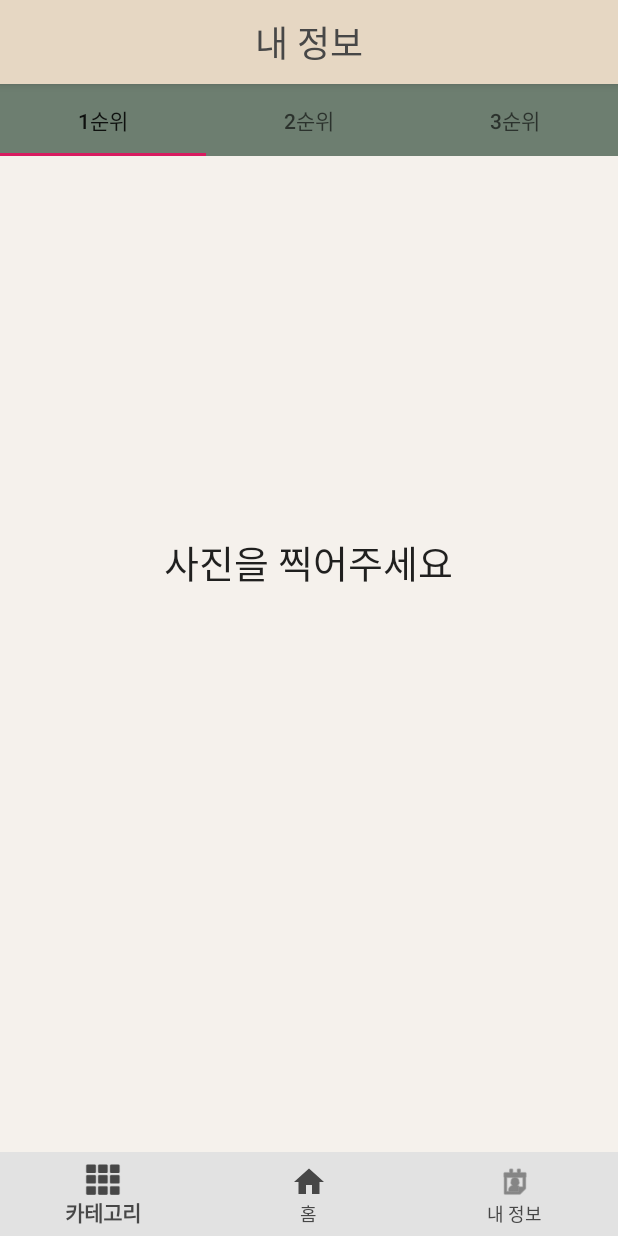
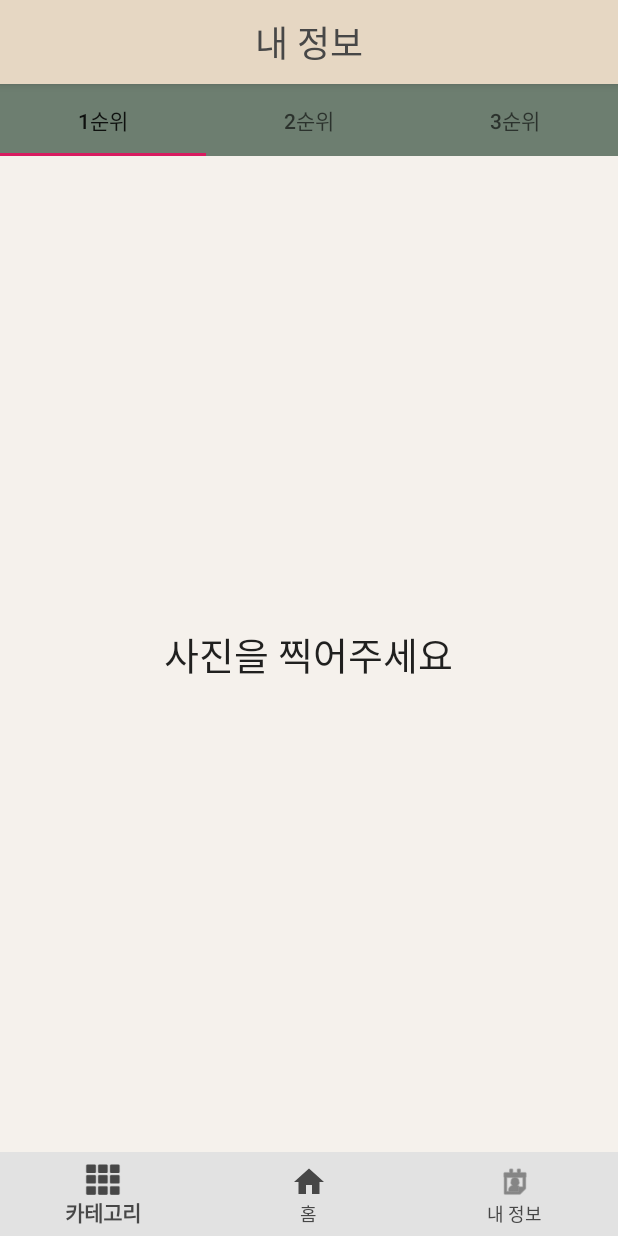
Before and after one commit to wnehdals/Omniver, an Android app: the CategoryActivity screen opened directly, with no data from a screen before it, item 3 of the bottom bar chosen, on a phone screen of 412 x 824 dp. Run offline under Robolectric (Android 15) with nearby library versions, the phone set to English and light mode, and no system bars; libraries missing offline, so code that uses them is left out: io.realm; pictures from the network do not load; 4 statements that could not run were skipped.

Commit message:
Fix bottom navbar layout

```diff
--- a/app/src/main/java/com/example/omniver/CategoryActivity.java
+++ b/app/src/main/java/com/example/omniver/CategoryActivity.java
@@ -45,12 +45,6 @@ public class CategoryActivity extends BottomNavigationActivity implements View.O
         navView = findViewById(R.id.nav_view);
         navView.setOnNavigationItemSelectedListener(bottomNavListener);
         init();
-
-        getSupportActionBar().setDisplayShowTitleEnabled(false);
-        getSupportActionBar().setDisplayOptions(ActionBar.DISPLAY_SHOW_CUSTOM);
-        getSupportActionBar().setCustomView(R.layout.actionbar_center);
-        TextView title = findViewById(R.id.actionbar_title);
-        title.setText("카테고리");
     }
 
     public void init() {
@@ -60,6 +54,12 @@ public class CategoryActivity extends BottomNavigationActivity implements View.O
         tempClothDictionaryButton.setOnClickListener(this);
         clothLogButton = findViewById(R.id.cloth_log_button);
         clothLogButton.setOnClickListener(this);
+
+        getSupportActionBar().setDisplayShowTitleEnabled(false);
+        getSupportActionBar().setDisplayOptions(ActionBar.DISPLAY_SHOW_CUSTOM);
+        getSupportActionBar().setCustomView(R.layout.actionbar_center);
+        TextView title = findViewById(R.id.actionbar_title);
+        title.setText("카테고리");
     }
 
     @Override
--- a/app/src/main/java/com/example/omniver/ClothLogActivity.java
+++ b/app/src/main/java/com/example/omniver/ClothLogActivity.java
@@ -20,15 +20,13 @@ public class ClothLogActivity extends BottomNavigationActivity {
         navView = findViewById(R.id.nav_view);
         navView.setOnNavigationItemSelectedListener(bottomNavListener);
         init();
+    }
 
+    private void init() {
         getSupportActionBar().setDisplayShowTitleEnabled(false);
         getSupportActionBar().setDisplayOptions(ActionBar.DISPLAY_SHOW_CUSTOM);
         getSupportActionBar().setCustomView(R.layout.actionbar_center);
         TextView title = findViewById(R.id.actionbar_title);
         title.setText("입은 옷 기록");
     }
-
-    private void init() {
-
-    }
 }
--- a/app/src/main/java/com/example/omniver/base/BottomNavigationActivity.java
+++ b/app/src/main/java/com/example/omniver/base/BottomNavigationActivity.java
@@ -2,6 +2,7 @@ package com.example.omniver.base;
 
 import android.content.Intent;
 import android.os.Bundle;
+import android.util.Log;
 import android.view.MenuItem;
 
 import com.example.omniver.CategoryActivity;
@@ -18,8 +19,9 @@ public class BottomNavigationActivity extends AppCompatActivity {
     @Override
     protected void onCreate(Bundle savedInstanceState) {
         super.onCreate(savedInstanceState);
-        setContentView(R.layout.activity_bottom_navigation);
+        setContentView(R.layout.activity_bottom_nav);
         BottomNavigationView navView = findViewById(R.id.nav_view);
+
         // Passing each menu ID as a set of Ids because each
         // menu should be considered as top level destinations.
         /*
@@ -30,14 +32,15 @@ public class BottomNavigationActivity extends AppCompatActivity {
         NavigationUI.setupActionBarWithNavController(this, navController, appBarConfiguration);
         NavigationUI.setupWithNavController(navView, navController);
         */
+    }
 
-    }
-     public class BottomNavListener implements BottomNavigationView.OnNavigationItemSelectedListener{
+    public class BottomNavListener implements BottomNavigationView.OnNavigationItemSelectedListener {
         @Override
         public boolean onNavigationItemSelected(@NonNull MenuItem item) {
             switch (item.getItemId()) {
                 case R.id.navigation_menu1:
                     Intent intent1 = new Intent(getApplicationContext(), CategoryActivity.class);
+                    Log.d(this.toString(), ".\n" + getApplicationContext().toString());
                     startActivity(intent1);
                     return true;
                 case R.id.navigation_menu2:
@@ -52,5 +55,4 @@ public class BottomNavigationActivity extends AppCompatActivity {
             return false;
         }
     }
-
 }
--- a/app/src/main/java/com/example/omniver/myinfo_service/MyInfoActivity.java
+++ b/app/src/main/java/com/example/omniver/myinfo_service/MyInfoActivity.java
@@ -57,12 +57,6 @@ public class MyInfoActivity extends BottomNavigationActivity {
         navView = findViewById(R.id.nav_view);
         navView.setOnNavigationItemSelectedListener(bottomNavListener);
         init();
-
-        getSupportActionBar().setDisplayShowTitleEnabled(false);
-        getSupportActionBar().setDisplayOptions(ActionBar.DISPLAY_SHOW_CUSTOM);
-        getSupportActionBar().setCustomView(R.layout.actionbar_center);
-        TextView title = findViewById(R.id.actionbar_title);
-        title.setText("내 정보");
     }
 
     public void init() {
@@ -71,15 +65,20 @@ public class MyInfoActivity extends BottomNavigationActivity {
         firstRankFragment = new FirstRankFragment();
         secondRankFragment = new SecondRankFragment();
         thirdRankFragment = new ThirdRankFragment();
-        viewPager = (ViewPager) findViewById(R.id.viewpager);
-        tabLayout = (TabLayout) findViewById(R.id.tablayout);
+        viewPager = findViewById(R.id.viewpager);
+        tabLayout = findViewById(R.id.tablayout);
         tabLayout.setupWithViewPager(viewPager);
         tabLayout.setTabGravity(TabLayout.GRAVITY_FILL);
         pictureArrayList = getPictureList();
-        pictureRankList = new TreeMap<Double, Integer>(Collections.reverseOrder());
+        pictureRankList = new TreeMap<>(Collections.reverseOrder());
         setRank(pictureArrayList);
         setupViewPager();
 
+        getSupportActionBar().setDisplayShowTitleEnabled(false);
+        getSupportActionBar().setDisplayOptions(ActionBar.DISPLAY_SHOW_CUSTOM);
+        getSupportActionBar().setCustomView(R.layout.actionbar_center);
+        TextView title = findViewById(R.id.actionbar_title);
+        title.setText("내 정보");
     }
 
     public void setupViewPager() {
--- a/app/src/main/res/layout/activity_bottom_navigation.xml
+++ b/app/src/main/res/layout/activity_bottom_nav.xml
@@ -13,11 +13,8 @@
         android:layout_width="match_parent"
         android:layout_height="wrap_content"
         android:background="@color/light_gray"
-
         app:itemIconTint="@color/gray"
         app:itemTextColor="@color/gray"
-
-        app:menu="@menu/bottom_nav_menu" />
-
+        app:menu="@menu/menu_bottom_nav" />
 
 </LinearLayout>
--- a/app/src/main/res/layout/activity_category.xml
+++ b/app/src/main/res/layout/activity_category.xml
@@ -1,6 +1,5 @@
 <?xml version="1.0" encoding="utf-8"?>
 <LinearLayout xmlns:android="http://schemas.android.com/apk/res/android"
-    xmlns:app="http://schemas.android.com/apk/res-auto"
     xmlns:tools="http://schemas.android.com/tools"
     android:layout_width="match_parent"
     android:layout_height="match_parent"
@@ -11,7 +10,8 @@
 
     <LinearLayout
         android:layout_width="match_parent"
-        android:layout_height="544dp"
+        android:layout_height="0dp"
+        android:layout_weight="1"
         android:orientation="vertical">
 
         <Button
@@ -35,6 +35,6 @@
 
     </LinearLayout>
 
-    <include layout="@layout/activity_bottom_navigation"></include>
+    <include layout="@layout/activity_bottom_nav" />
 
 </LinearLayout>
--- a/app/src/main/res/layout/activity_evaluation.xml
+++ b/app/src/main/res/layout/activity_evaluation.xml
@@ -1,6 +1,5 @@
 <?xml version="1.0" encoding="utf-8"?>
 <LinearLayout xmlns:android="http://schemas.android.com/apk/res/android"
-    xmlns:app="http://schemas.android.com/apk/res-auto"
     xmlns:tools="http://schemas.android.com/tools"
     android:layout_width="match_parent"
     android:layout_height="match_parent"
@@ -9,7 +8,8 @@
 
     <LinearLayout
         android:layout_width="match_parent"
-        android:layout_height="match_parent"
+        android:layout_height="0dp"
+        android:layout_weight="1"
         android:orientation="vertical">
 
         <LinearLayout
@@ -64,7 +64,7 @@
 
         </LinearLayout>
 
-        <include layout="@layout/activity_bottom_navigation"></include>
+        <include layout="@layout/activity_bottom_nav" />
 
     </LinearLayout>
 
--- a/app/src/main/res/layout/activity_my_info.xml
+++ b/app/src/main/res/layout/activity_my_info.xml
@@ -1,16 +1,17 @@
 <?xml version="1.0" encoding="utf-8"?>
-<FrameLayout xmlns:android="http://schemas.android.com/apk/res/android"
-    xmlns:app="http://schemas.android.com/apk/res-auto"
+<LinearLayout xmlns:android="http://schemas.android.com/apk/res/android"
     xmlns:tools="http://schemas.android.com/tools"
     android:layout_width="match_parent"
     android:layout_height="match_parent"
     android:background="@color/light_beige"
+    android:gravity="bottom"
     android:orientation="vertical"
-    android:gravity="bottom"
     tools:context=".myinfo_service.MyInfoActivity">
-    <FrameLayout
+
+    <LinearLayout
         android:layout_width="match_parent"
-        android:layout_height="590dp">
+        android:layout_height="0dp"
+        android:layout_weight="1">
 
         <androidx.viewpager.widget.ViewPager
             android:id="@+id/viewpager"
@@ -24,8 +25,11 @@
                 android:background="@color/kaki">
 
             </com.google.android.material.tabs.TabLayout>
+
         </androidx.viewpager.widget.ViewPager>
-    </FrameLayout>
 
-    <include layout="@layout/activity_bottom_navigation"></include>
-</FrameLayout>
+    </LinearLayout>
+
+    <include layout="@layout/activity_bottom_nav" />
+
+</LinearLayout>
--- a/app/src/main/res/layout/activity_splash.xml
+++ b/app/src/main/res/layout/activity_splash.xml
@@ -1,19 +1,16 @@
 <?xml version="1.0" encoding="utf-8"?>
 <LinearLayout xmlns:android="http://schemas.android.com/apk/res/android"
-    xmlns:app="http://schemas.android.com/apk/res-auto"
     android:orientation="vertical"
     android:layout_width="match_parent"
     android:layout_height="match_parent"
     android:gravity="center"
     android:background="@drawable/bg_yellow_gradient">
 
-
     <ImageView
         android:id="@+id/splach_icon"
         android:layout_width="50dp"
         android:layout_height="50dp"
-        android:background="@drawable/ic_logo"
-         />
+        android:background="@drawable/ic_logo" />
 
     <TextView
         android:layout_width="wrap_content"
```
Also changed, not shown: app/src/main/java/com/example/omniver/evaluate_service/EvaluationActivity.java (+9 -9 lines), app/src/main/res/layout/activity_cloth_log.xml (+8 -2 lines), app/src/main/res/layout/activity_main.xml (+26 -23 lines), app/src/main/res/menu/menu_bottom_nav.xml (renamed from app/src/main/res/menu/bottom_nav_menu.xml, +3 -4 lines).
